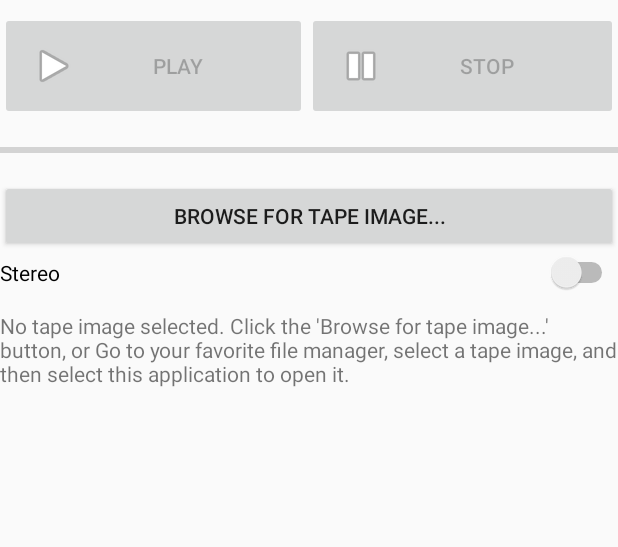
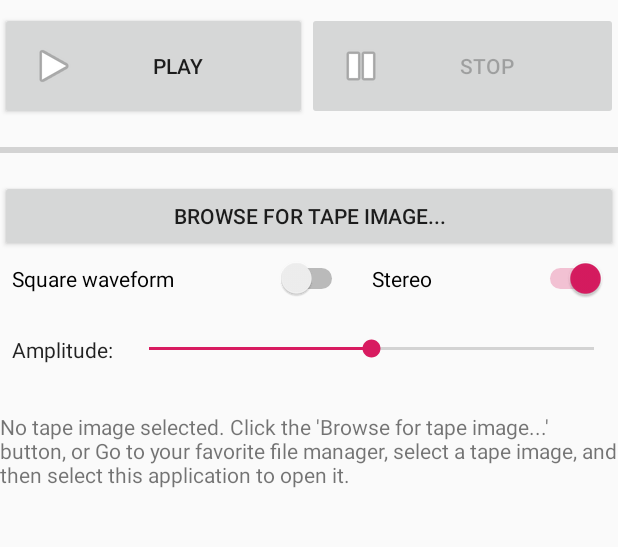
Before and after one commit to baktragh/CAS2Audio, an Android app: the screen it shows after launch (MainActivity), on a phone screen of 412 x 824 dp, the part 125-672 px from its top. Run offline under Robolectric (Android 15) with nearby library versions, the phone set to English and light mode, and no system bars.

Commit message:
Messaging fixed. More controls introduced. Better enabling/disabling controls when playback is in progress.

```diff
--- a/app/src/main/java/com/baktra/cas2audio/MainActivity.java
+++ b/app/src/main/java/com/baktra/cas2audio/MainActivity.java
@@ -1,11 +1,14 @@
 package com.baktra.cas2audio;
 
 import android.content.Intent;
+import android.database.Cursor;
 import android.net.Uri;
 import android.os.Bundle;
+import android.provider.OpenableColumns;
 import android.view.View;
 import android.widget.Button;
 import android.widget.ProgressBar;
+import android.widget.SeekBar;
 import android.widget.Switch;
 import android.widget.TextView;
 
@@ -13,6 +16,7 @@ import androidx.appcompat.app.AppCompatActivity;
 
 import java.io.File;
 import java.io.InputStream;
+import java.util.ArrayList;
 
 public class MainActivity extends AppCompatActivity {
 
@@ -22,12 +26,20 @@ public class MainActivity extends AppCompatActivity {
     private Uri currentUri;
     private boolean playbackInProgress;
 
+    private ArrayList<View> playBackViewsDisabled;
+    private ArrayList<View> playBackViewsEnabled;
+
     public MainActivity() {
         super();
         lnsp=System.getProperty("line.separator");
         casTask=null;
         currentUri=null;
         playbackInProgress=false;
+        playBackViewsDisabled = new ArrayList<>();
+        playBackViewsEnabled = new ArrayList<>();
+
+
+
     }
 
 
@@ -35,6 +47,14 @@ public class MainActivity extends AppCompatActivity {
     protected void onCreate(Bundle savedInstanceState) {
         super.onCreate(savedInstanceState);
         setContentView(R.layout.activity_main);
+        playBackViewsDisabled.add(getBrowseButton());
+        playBackViewsDisabled.add(findViewById(R.id.btnPlay));
+        playBackViewsDisabled.add(findViewById(R.id.swChannels));
+        playBackViewsDisabled.add(findViewById(R.id.swSquareWave));
+        playBackViewsDisabled.add(findViewById(R.id.sbVolume));
+        playBackViewsEnabled.add(findViewById(R.id.btnStop));
+
+
     }
 
     protected void onResume() {
@@ -53,11 +73,9 @@ public class MainActivity extends AppCompatActivity {
 
             /*Valid path selected*/
             if (u!=null && u.getPath()!=null) {
-                String filename = new File(u.getPath()).getName();
+                String filename = extractFileNameFromURI(u);
                 setCurrentFileName(filename);
-                findViewById(R.id.btnPlay).setEnabled(true);
-                findViewById(R.id.btnStop).setEnabled(false);
-                getBrowseButton().setEnabled(true);
+                setPlayBackViewsEnabled(false);
                 currentUri=u;
             }
             /*There was some intent, but no valid path selected*/
@@ -67,20 +85,17 @@ public class MainActivity extends AppCompatActivity {
                         "No tape image selected. Click the 'Browse for tape image...' button, or "+
                                 "Go to your favorite file manager, select a tape image, and then select this application to open it."
                 );
-                findViewById(R.id.btnPlay).setEnabled(false);
-                findViewById(R.id.btnStop).setEnabled(false);
-                getBrowseButton().setEnabled(true);
+                setPlayBackViewsEnabled(false);
                 currentUri=null;
             }
 
         }
         /*Activity was resumed, we are still open with valid tape image, and no playback is in progress*/
         else {
-            String filename = new File(currentUri.getPath()).getName();
+            String filename = extractFileNameFromURI(currentUri);
             setCurrentFileName(filename);
-            findViewById(R.id.btnPlay).setEnabled(true);
-            findViewById(R.id.btnStop).setEnabled(false);
-            getBrowseButton().setEnabled(true);
+            setPlayBackViewsEnabled(false);
+            msgText.setText("");
         }
 
     }
@@ -105,6 +120,13 @@ public class MainActivity extends AppCompatActivity {
         int[] instructions = null;
         InputStream iStream = null;
 
+        /*Check if anything was selected*/
+        if (currentUri==null) {
+            getMessageWidget().setText("Unable to play. No tape image was selected");
+            return;
+        }
+
+
         /*Try to open the tape image - short, can be in  the even thread*/
         try {
             iStream = getContentResolver().openInputStream(currentUri);
@@ -126,7 +148,7 @@ public class MainActivity extends AppCompatActivity {
 
         /*Create new background task*/
         try {
-            casTask = new CasTask(instructions,findViewById(R.id.btnPlay),findViewById(R.id.btnStop),isStereo(),getMessageWidget(),getProgressBar(),getBrowseButton(),this);
+            casTask = new CasTask(instructions,getMessageWidget(),getProgressBar(),this,isStereo(),isSquare(),getVolume());
         }
         catch (Exception e) {
             getMessageWidget().setText(Utils.getExceptionMessage(e));
@@ -177,6 +199,8 @@ public class MainActivity extends AppCompatActivity {
     private boolean isStereo() {
         return ((Switch) findViewById(R.id.swChannels)).isSelected();
     }
+    private boolean isSquare() { return ((Switch) findViewById(R.id.swSquareWave)).isSelected();}
+    private int getVolume() { return ((SeekBar) findViewById(R.id.sbVolume)).getProgress();}
     private ProgressBar getProgressBar() {
         return ((ProgressBar) findViewById(R.id.pbProgress));
     }
@@ -193,7 +217,42 @@ public class MainActivity extends AppCompatActivity {
         playbackInProgress=b;
     }
 
+    void setPlayBackViewsEnabled(boolean b) {
+        for (View v:playBackViewsDisabled) {
+            v.setEnabled(!b);
+        }
+        for (View v:playBackViewsEnabled) {
+            v.setEnabled(b);
+        }
+    }
 
+    void setErrorText(String s) {
+        getMessageWidget().setText(s);
+    }
+
+    void setProgressBar(int value) {
+        getProgressBar().setProgress(value);
+    }
+
+    private String extractFileNameFromURI(Uri uri) {
+        String result = null;
+        if (uri.getScheme().equals("content")) {
+            Cursor cursor = getContentResolver().query(uri, null, null, null, null);
+            try {
+                if (cursor != null && cursor.moveToFirst()) {
+                    result = cursor.getString(cursor.getColumnIndex(OpenableColumns.DISPLAY_NAME));
+                }
+            } finally {
+                cursor.close();
+            }
+        }
+        if (result == null) {
+            File f = new File (uri.getPath());
+            result = f.getName();
+        }
+        return result;
+
+    }
 
 
 }
--- a/app/src/main/res/layout/activity_main.xml
+++ b/app/src/main/res/layout/activity_main.xml
@@ -64,17 +64,57 @@
             android:onClick="onBrowseTapeImage"
             android:text="Browse for tape image..." />
 
-        <FrameLayout
+        <TableLayout
             android:layout_width="match_parent"
-            android:layout_height="wrap_content">
+            android:layout_height="wrap_content"
+            android:stretchColumns="0,1">
 
-            <Switch
-                android:id="@+id/swChannels"
+            <TableRow
                 android:layout_width="match_parent"
+                android:layout_height="match_parent"
+                android:gravity="center|center_horizontal|fill|center_vertical"
+                android:orientation="horizontal">
+
+                <Switch
+                    android:id="@+id/swSquareWave"
+                    android:layout_width="wrap_content"
+                    android:layout_height="wrap_content"
+                    android:padding="8dp"
+                    android:text="Square waveform" />
+
+                <Switch
+                    android:id="@+id/swChannels"
+                    android:layout_width="match_parent"
+                    android:layout_height="wrap_content"
+                    android:checked="true"
+                    android:padding="8dp"
+                    android:text="Stereo" />
+            </TableRow>
+
+        </TableLayout>
+
+        <LinearLayout
+            android:layout_width="match_parent"
+            android:layout_height="wrap_content"
+            android:paddingTop="12dp"
+            android:paddingBottom="12dp">
+
+            <TextView
+                android:id="@+id/textView2"
+                android:layout_width="wrap_content"
                 android:layout_height="wrap_content"
-                android:text="Stereo"
-                tools:checked="true" />
-        </FrameLayout>
+                android:layout_weight="0"
+                android:padding="8dp"
+                android:text="Amplitude:"
+                android:textAppearance="@android:style/TextAppearance.Material" />
+
+            <SeekBar
+                android:id="@+id/sbVolume"
+                android:layout_width="match_parent"
+                android:layout_height="match_parent"
+                android:max="10"
+                android:progress="5" />
+        </LinearLayout>
 
         <Space
             android:layout_width="match_parent"
```
Also changed, not shown: app/src/main/java/com/baktra/cas2audio/CasTask.java (+15 -25 lines).
